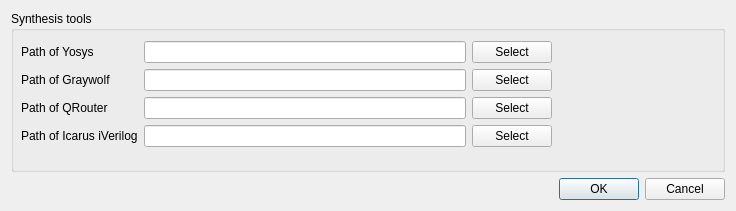
First picture: the form in settings.ui, repository libresilicon/qtflow, before the edit.
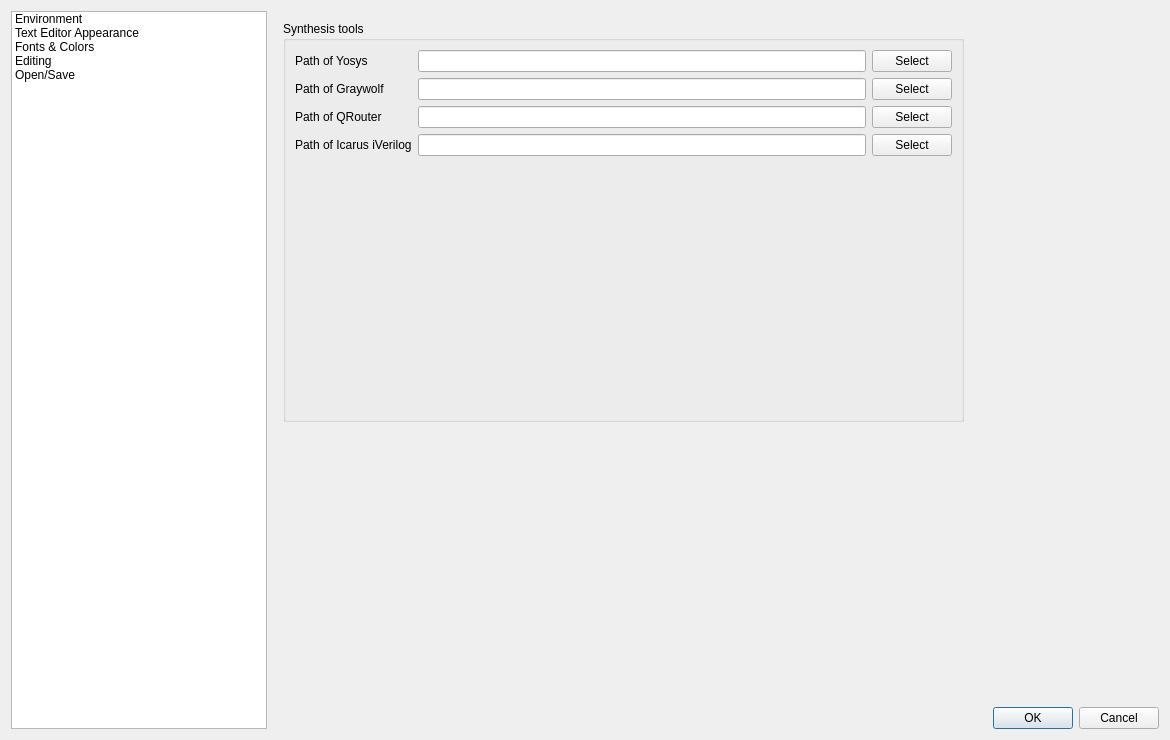
Second picture: the form after the edit.

The edit to the form file:
```diff
--- a/settings.ui
+++ b/settings.ui
@@ -6,28 +6,102 @@
    <rect>
     <x>0</x>
     <y>0</y>
-    <width>736</width>
-    <height>211</height>
+    <width>1170</width>
+    <height>740</height>
    </rect>
   </property>
   <property name="windowTitle">
    <string>Form</string>
   </property>
-  <layout class="QGridLayout" name="gridLayout">
-   <item row="0" column="0">
+  <layout class="QHBoxLayout" name="horizontalLayout_5">
+   <item>
+    <widget class="QListWidget" name="listWidget">
+     <property name="sizePolicy">
+      <sizepolicy hsizetype="Minimum" vsizetype="Expanding">
+       <horstretch>0</horstretch>
+       <verstretch>0</verstretch>
+      </sizepolicy>
+     </property>
+     <property name="currentRow">
+      <number>-1</number>
+     </property>
+     <item>
+      <property name="text">
+       <string>Environment</string>
+      </property>
+     </item>
+     <item>
+      <property name="text">
+       <string>Text Editor Appearance</string>
+      </property>
+     </item>
+     <item>
+      <property name="text">
+       <string>Fonts &amp; Colors</string>
+      </property>
+     </item>
+     <item>
+      <property name="text">
+       <string>Editing</string>
+      </property>
+     </item>
+     <item>
+      <property name="text">
+       <string>Open/Save</string>
+      </property>
+     </item>
+    </widget>
+   </item>
+   <item>
+    <widget class="QFrame" name="frame">
+     <property name="frameShape">
+      <enum>QFrame::NoFrame</enum>
+     </property>
+     <property name="frameShadow">
+      <enum>QFrame::Raised</enum>
+     </property>
+     <property name="lineWidth">
+      <number>0</number>
+     </property>
+     <layout class="QVBoxLayout" name="verticalLayout_2">
+      <property name="spacing">
+       <number>0</number>
+      </property>
+      <property name="leftMargin">
+       <number>0</number>
+      </property>
+      <property name="topMargin">
+       <number>0</number>
+      </property>
+      <property name="rightMargin">
+       <number>0</number>
+      </property>
+      <property name="bottomMargin">
+       <number>0</number>
+      </property>
+      <item>
+       <widget class="QStackedWidget" name="stackedWidget">
+        <widget class="QWidget" name="page1" native="true">
     <widget class="QGroupBox" name="groupBox">
-     <property name="title">
-      <string>Synthesis tools</string>
-     </property>
-     <widget class="QWidget" name="formLayoutWidget">
       <property name="geometry">
        <rect>
         <x>10</x>
-        <y>30</y>
-        <width>531</width>
-        <height>128</height>
-       </rect>
-      </property>
+            <y>10</y>
+            <width>681</width>
+            <height>401</height>
+           </rect>
+          </property>
+          <property name="sizePolicy">
+           <sizepolicy hsizetype="Expanding" vsizetype="Expanding">
+            <horstretch>0</horstretch>
+            <verstretch>0</verstretch>
+           </sizepolicy>
+          </property>
+          <property name="title">
+           <string>Synthesis tools</string>
+          </property>
+          <layout class="QVBoxLayout" name="verticalLayout">
+           <item>
       <layout class="QFormLayout" name="formLayout">
        <item row="0" column="0">
         <widget class="QLabel" name="pathOfYosysLabel">
@@ -71,13 +145,6 @@
          </item>
         </layout>
        </item>
-       <item row="2" column="0">
-        <widget class="QLabel" name="pathOfYosysLabel_3">
-         <property name="text">
-          <string>Path of QRouter</string>
-         </property>
-        </widget>
-       </item>
        <item row="2" column="1">
         <layout class="QHBoxLayout" name="horizontalLayout_3">
          <item>
@@ -113,15 +180,32 @@
          </item>
         </layout>
        </item>
-      </layout>
-     </widget>
-    </widget>
-   </item>
-   <item row="1" column="0">
+             <item row="2" column="0">
+              <widget class="QLabel" name="pathOfQRouterLabel">
+               <property name="text">
+                <string>Path of QRouter</string>
+               </property>
+              </widget>
+             </item>
+            </layout>
+           </item>
+          </layout>
+         </widget>
+        </widget>
+        <widget class="QWidget" name="page2"/>
+        <widget class="QWidget" name="page3"/>
+        <widget class="QWidget" name="page4"/>
+        <widget class="QWidget" name="page5"/>
+       </widget>
+      </item>
+      <item>
     <widget class="QDialogButtonBox" name="buttonBox">
      <property name="standardButtons">
       <set>QDialogButtonBox::Cancel|QDialogButtonBox::Ok</set>
      </property>
+       </widget>
+      </item>
+     </layout>
     </widget>
    </item>
   </layout>
```
Left out of the diff: 4 changed lines with no effect on the pictures. Lines whose indentation alone changed are shown as unchanged.
